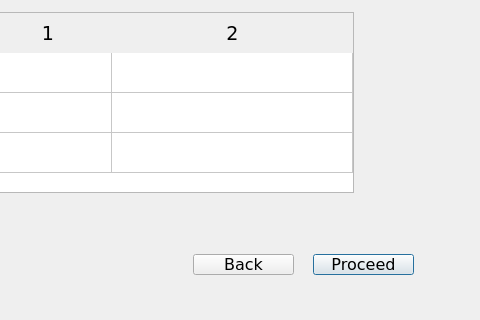
Before: the Qt Designer form PyQt/install/ConnectionStatus.ui in RajaSrinivasan/Projects, drawn with Qt 5; both pictures show x 97 to 577 and y 108 to 428 of the 577 by 428 pixel window.
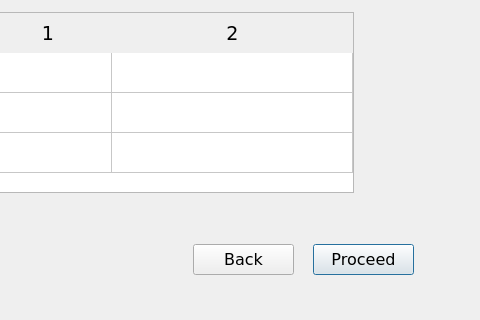
After: the same form once the commit is applied.

Commit message: connectionstatus ui buttons resized

Patch:
```diff
--- a/PyQt/install/ConnectionStatus.ui
+++ b/PyQt/install/ConnectionStatus.ui
@@ -96,9 +96,9 @@
    <property name="geometry">
     <rect>
      <x>410</x>
-     <y>362</y>
+     <y>352</y>
      <width>101</width>
-     <height>21</height>
+     <height>31</height>
     </rect>
    </property>
    <property name="text">
@@ -109,9 +109,9 @@
    <property name="geometry">
     <rect>
      <x>290</x>
-     <y>362</y>
+     <y>352</y>
      <width>101</width>
-     <height>21</height>
+     <height>31</height>
     </rect>
    </property>
    <property name="text">
```
The commit also changes 2 other files.
